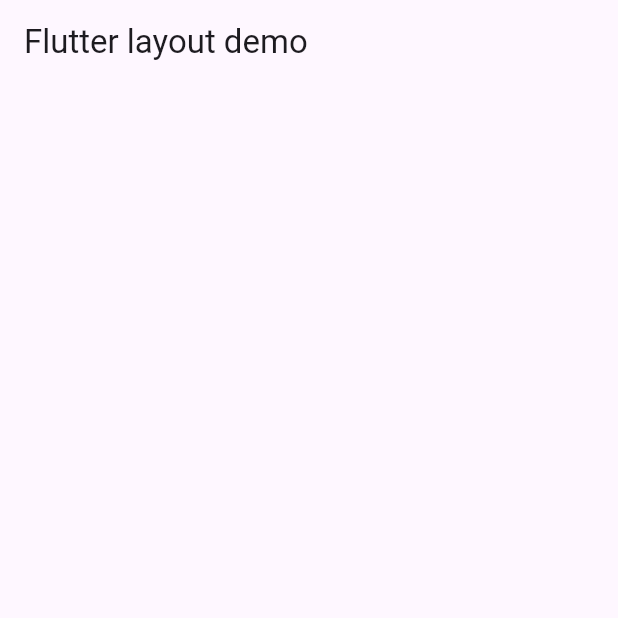
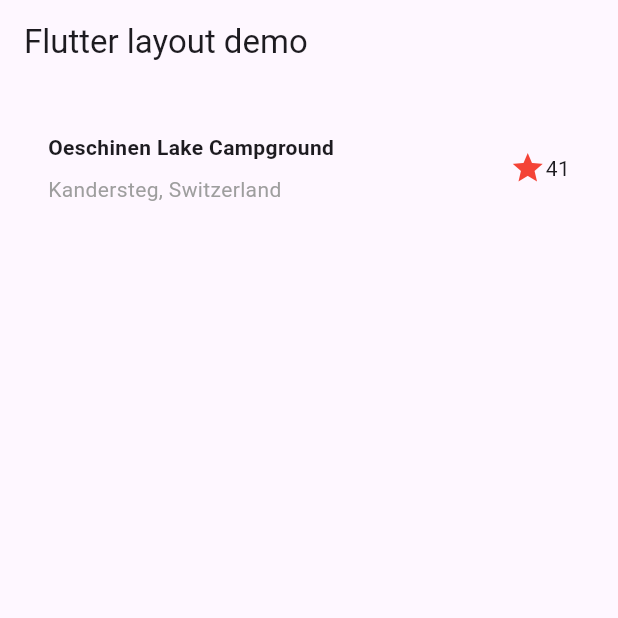
Before and after one commit to GHasegawa1124/flutter_tutorial, a Flutter app: the screen it shows after launch, on a phone screen of 412 x 824 dp, the top half of it. Run offline on Flutter 3.47's test engine with Material 3 defaults, Android fonts, the phone set to English and light mode, and no system bars.

Commit message:
タイトルセクションを

```diff
--- a/lib/main.dart
+++ b/lib/main.dart
@@ -9,12 +9,55 @@
 
   @override
   Widget build(BuildContext context) {
+    Widget titleSection = Container(
+      padding: const EdgeInsets.all(32),
+      child: Row(
+        children: [
+          Expanded(
+            /*1*/
+            child: Column(
+              crossAxisAlignment: CrossAxisAlignment.start,
+              children: [
+                /*2*/
+                Container(
+                  padding: const EdgeInsets.only(bottom: 8),
+                  child: const Text(
+                    'Oeschinen Lake Campground',
+                    style: TextStyle(
+                      fontWeight: FontWeight.bold,
+                    ),
+                  ),
+                ),
+                Text(
+                  'Kandersteg, Switzerland',
+                  style: TextStyle(
+                    color: Colors.grey[500],
+                  ),
+                ),
+              ],
+            ),
+          ),
+          /*3*/
+          Icon(
+            Icons.star,
+            color: Colors.red[500],
+          ),
+          const Text('41'),
+        ],
+      ),
+    );
     return MaterialApp(
-        home: Scaffold(
-      appBar: AppBar(
-        title: const Text('Flutter layout demo'),
+      title: 'Flutter layout demo',
+      home: Scaffold(
+        appBar: AppBar(
+          title: const Text('Flutter layout demo'),
+        ),
+        body: Column(
+          children: [
+            titleSection,
+          ],
+        ),
       ),
-      body: const Center(),
-    ));
+    );
   }
 }
```
